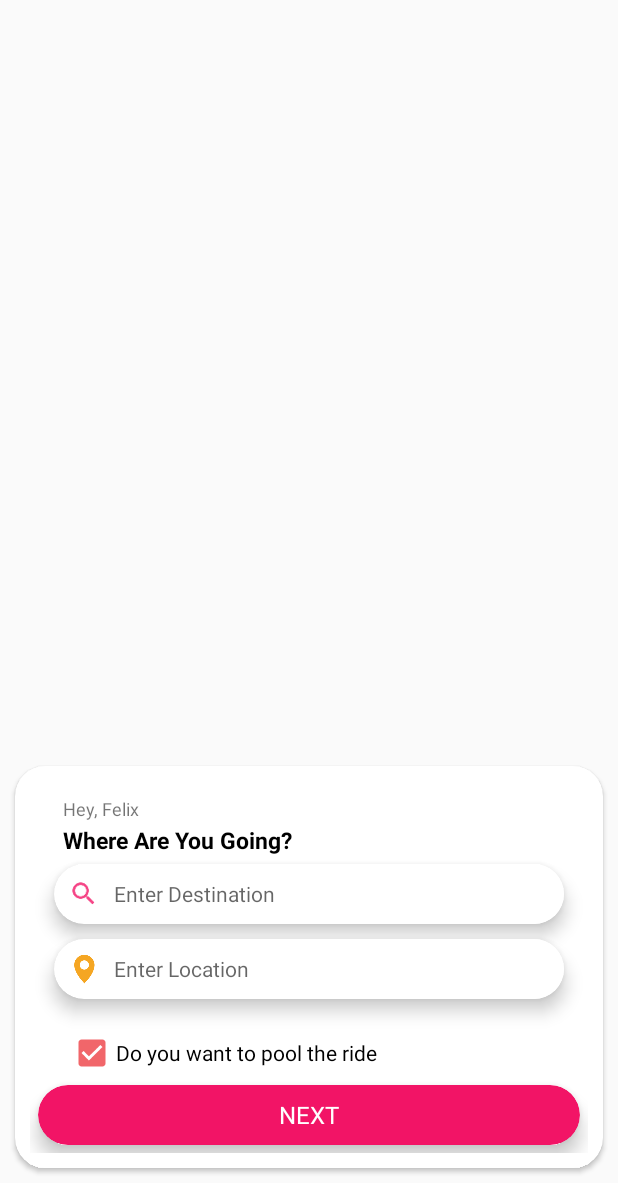
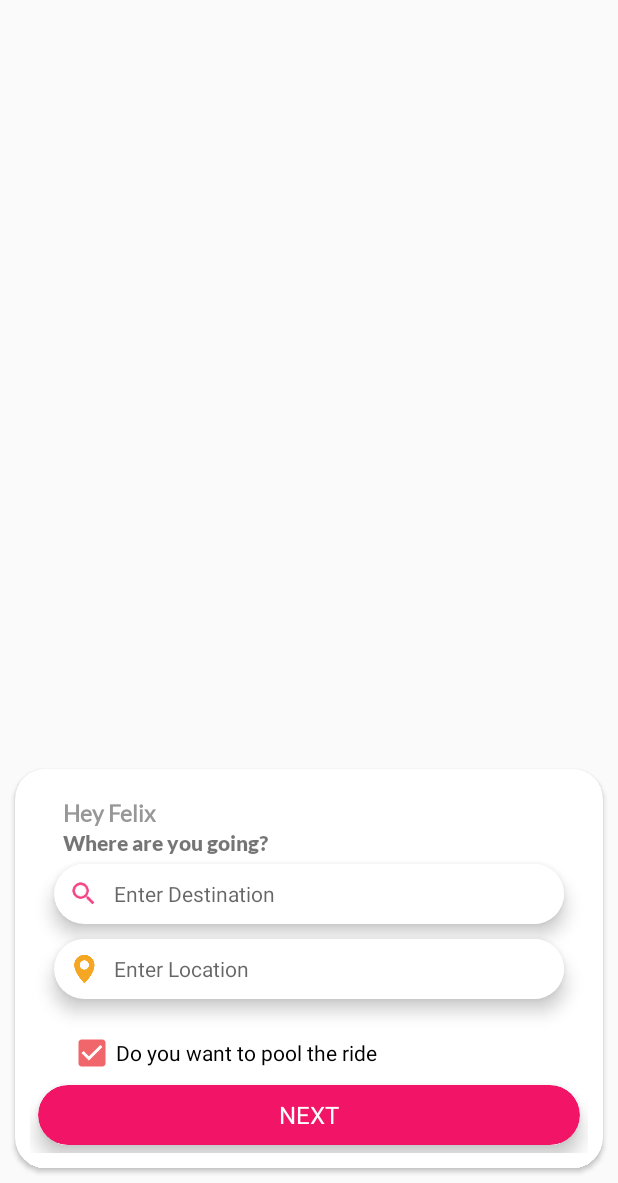
Before and after one commit to chrisjnr/moovRider_android_redesigned_dev, an Android app: the fragment MoovFragment shown on its own in the app's theme, on a phone screen of 412 x 824 dp, the part 53-1236 px from its top. Run offline under Robolectric (Android 15) with nearby library versions, the phone set to English and light mode, and no system bars; our stand-ins replace ButterKnife, Picasso; libraries missing offline, so code that uses them is left out: com.github.ornolfr.ratingview; pictures from the network do not load; 11 statements that could not run were skipped.

Commit message:
Added New Fonts and Changed the background of the SignIn Page to full white

```diff
--- a/app/src/main/res/layout/fragment_sign_in.xml
+++ b/app/src/main/res/layout/fragment_sign_in.xml
@@ -1,5 +1,4 @@
 <?xml version="1.0" encoding="utf-8"?>
-
 <LinearLayout xmlns:android="http://schemas.android.com/apk/res/android"
     xmlns:tools="http://schemas.android.com/tools"
     android:layout_width="match_parent"
@@ -7,7 +6,7 @@
     xmlns:app="http://schemas.android.com/apk/res-auto"
     android:orientation="vertical"
     android:weightSum="5"
-    android:background="#f7f7fa"
+    android:background="#fff"
     tools:context=".main.fragments.SignIn">
 
     <TextView
@@ -63,6 +62,7 @@
         android:layout_marginRight="32dp"
         android:layout_marginLeft="32dp"
         android:layout_weight="3.5"
+        android:layout_marginTop="20dp"
         android:layout_width="match_parent"
         android:layout_height="0dp">
 
--- a/app/src/main/res/layout/moov_fragment.xml
+++ b/app/src/main/res/layout/moov_fragment.xml
@@ -206,23 +206,24 @@
                     <TextView
                         android:layout_marginTop="10dp"
                         android:id="@+id/welcomeText"
+                        android:fontFamily="@font/lato_regular"
+                        android:textStyle="bold"
                         android:layout_marginLeft="22dp"
-                        android:fontFamily="@ass"
                         android:layout_marginRight="22dp"
                         android:layout_width="wrap_content"
                         android:layout_height="wrap_content"
-                        android:textSize="12sp"
-                        android:text="Hey, Felix"/>
+                        android:textSize="15sp"
+                        android:textColor="@color/grayDark"
+                        android:text="Hey Felix"/>
                     <TextView
                         android:layout_marginTop="2dp"
                         android:layout_marginLeft="22dp"
                         android:layout_marginRight="22dp"
                         android:layout_width="wrap_content"
                         android:layout_height="wrap_content"
-                        android:textSize="15sp"
-                        android:textStyle="bold"
-                        android:textColor="@color/black"
-                        android:text="Where Are You Going?"/>
+                        android:textSize="14sp"
+                        android:fontFamily="@font/lato_black"
+                        android:text="Where are you going?"/>
 
                     <android.support.v7.widget.CardView
                         android:layout_width="match_parent"
```
Also changed, not shown: app/src/main/res/font/lato-light_italic.ttf (added), app/src/main/res/font/lato_black.ttf (added), app/src/main/res/font/lato_black_italic.ttf (added), app/src/main/res/font/lato_bold.ttf (added), app/src/main/res/font/lato_bold_italic.ttf (added), app/src/main/res/font/lato_hairline.ttf (added), app/src/main/res/font/lato_hairline_italic.ttf (added), app/src/main/res/font/lato_italic.ttf (added), app/src/main/res/font/lato_light.ttf (added), app/src/main/res/font/lato_regular.ttf (added).
